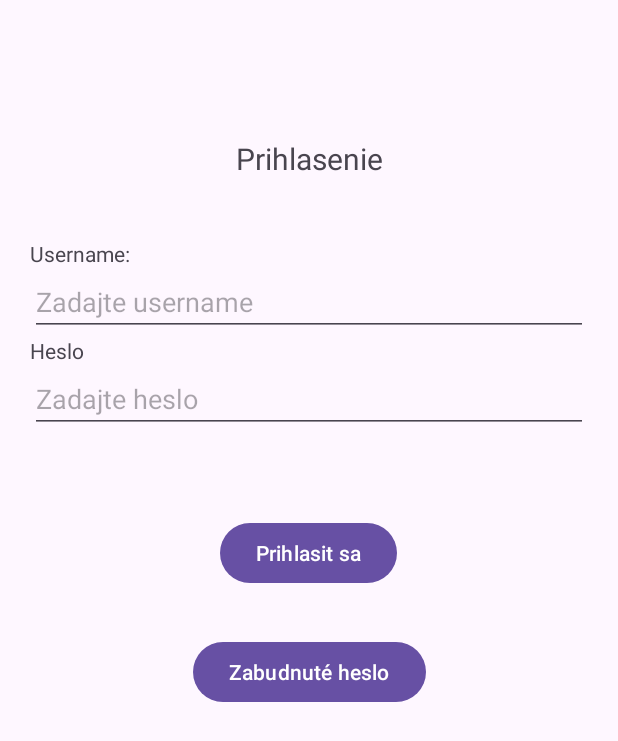
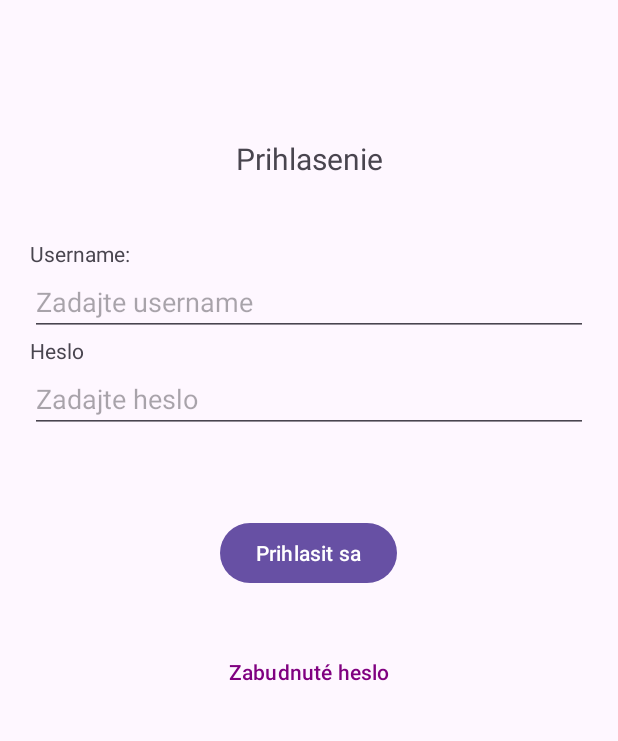
Before and after one commit to marekdrab/mobv, an Android app: the screen it shows after launch (MainActivity), after a tap on "Prihlasenie", on a phone screen of 412 x 824 dp. Shown: the top 741 px of the screen. Run offline under Robolectric (Android 15) with nearby library versions, the phone set to English and light mode, and no system bars; our stand-ins replace data binding.

Commit message:
design fixes

```diff
--- a/app/src/main/res/layout/fragment_login.xml
+++ b/app/src/main/res/layout/fragment_login.xml
@@ -81,6 +81,8 @@
             android:layout_width="wrap_content"
             android:layout_height="wrap_content"
             android:text="@string/forgotten_pw"
+            android:textColor="@color/purple_text_color"
+            android:backgroundTint="@color/transparent"
             app:layout_constraintBottom_toBottomOf="parent"
             app:layout_constraintEnd_toEndOf="parent"
             app:layout_constraintStart_toStartOf="parent"
--- a/app/src/main/res/values/colors.xml
+++ b/app/src/main/res/values/colors.xml
@@ -2,4 +2,6 @@
 <resources>
     <color name="black">#FF000000</color>
     <color name="white">#FFFFFFFF</color>
+    <color name="purple_text_color">#800080</color>
+    <color name="transparent">#00FFFFFF</color>
 </resources>
```
